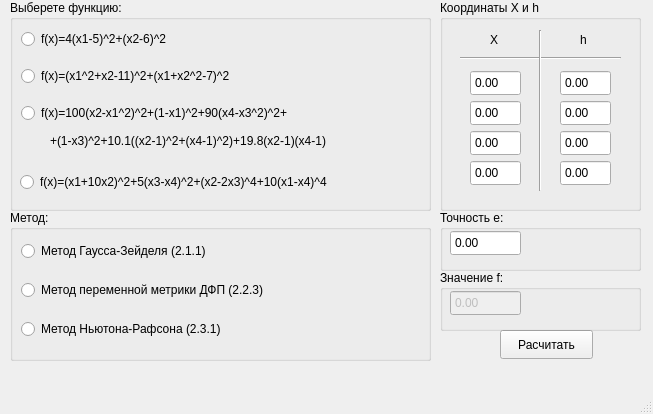
Above: mainwindow.ui from lmaksimll/OptimizationMethods2 before the change. Below: the same form after it.
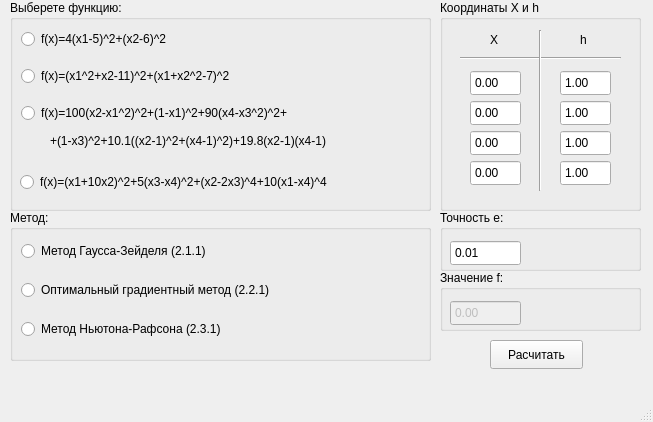
That is the form after the change.

```diff
--- a/mainwindow.ui
+++ b/mainwindow.ui
@@ -7,7 +7,7 @@
     <x>0</x>
     <y>0</y>
     <width>653</width>
-    <height>414</height>
+    <height>422</height>
    </rect>
   </property>
   <property name="windowTitle">
@@ -127,7 +127,7 @@
       </rect>
      </property>
      <property name="text">
-      <string>Метод переменной метрики ДФП (2.2.3)</string>
+      <string>Оптимальный градиентный метод (2.2.1)</string>
      </property>
     </widget>
     <widget class="QRadioButton" name="method3">
@@ -239,6 +239,9 @@
      <property name="minimum">
       <double>-99.000000000000000</double>
      </property>
+     <property name="value">
+      <double>1.000000000000000</double>
+     </property>
     </widget>
     <widget class="QDoubleSpinBox" name="x2">
      <property name="geometry">
@@ -312,6 +315,9 @@
      <property name="minimum">
       <double>-99.000000000000000</double>
      </property>
+     <property name="value">
+      <double>1.000000000000000</double>
+     </property>
     </widget>
     <widget class="QDoubleSpinBox" name="h4">
      <property name="enabled">
@@ -331,6 +337,9 @@
      <property name="minimum">
       <double>-99.000000000000000</double>
      </property>
+     <property name="value">
+      <double>1.000000000000000</double>
+     </property>
     </widget>
     <widget class="QDoubleSpinBox" name="h2">
      <property name="geometry">
@@ -347,6 +356,9 @@
      <property name="minimum">
       <double>-99.000000000000000</double>
      </property>
+     <property name="value">
+      <double>1.000000000000000</double>
+     </property>
     </widget>
    </widget>
    <widget class="QGroupBox" name="groupBox_4">
@@ -368,7 +380,7 @@
      <property name="geometry">
       <rect>
        <x>10</x>
-       <y>20</y>
+       <y>30</y>
        <width>71</width>
        <height>26</height>
       </rect>
@@ -379,13 +391,16 @@
      <property name="minimum">
       <double>-99.000000000000000</double>
      </property>
+     <property name="value">
+      <double>0.010000000000000</double>
+     </property>
     </widget>
    </widget>
    <widget class="QPushButton" name="res">
     <property name="geometry">
      <rect>
-      <x>500</x>
-      <y>330</y>
+      <x>490</x>
+      <y>340</y>
       <width>93</width>
       <height>29</height>
      </rect>
@@ -413,7 +428,7 @@
      <property name="geometry">
       <rect>
        <x>10</x>
-       <y>20</y>
+       <y>30</y>
        <width>71</width>
        <height>26</height>
       </rect>
@@ -424,6 +439,9 @@
      <property name="minimum">
       <double>-99.000000000000000</double>
      </property>
+     <property name="maximum">
+      <double>999.990000000000009</double>
+     </property>
     </widget>
    </widget>
   </widget>
```
Left out of the diff: 2 changed lines with no effect on the pictures.
